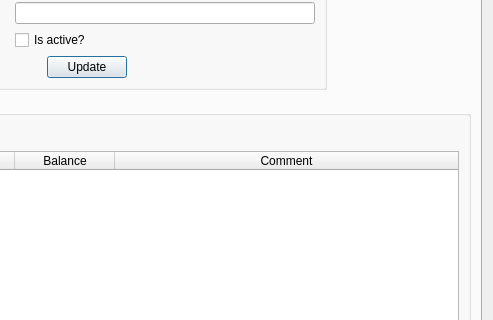
turulomio/xulpymoney, file ui/frmAccountsReport.ui: the form before one commit; both pictures show x 320 to 813 and y 185 to 505 of the 813 by 607 pixel window.
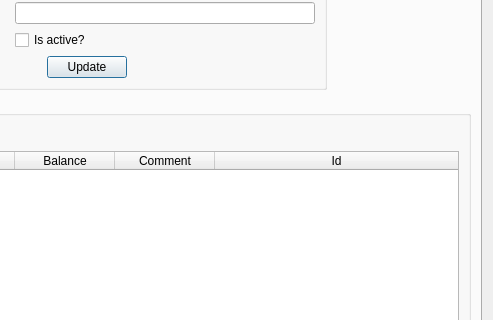
The form after the commit. Icons and pictures are not drawn. Custom widgets are drawn as their Qt base class.

```diff
--- a/ui/frmAccountsReport.ui
+++ b/ui/frmAccountsReport.ui
@@ -334,6 +334,11 @@
                     <string>Comment</string>
                    </property>
                   </column>
+                  <column>
+                   <property name="text">
+                    <string>Id</string>
+                   </property>
+                  </column>
                  </widget>
                 </item>
                </layout>
```
